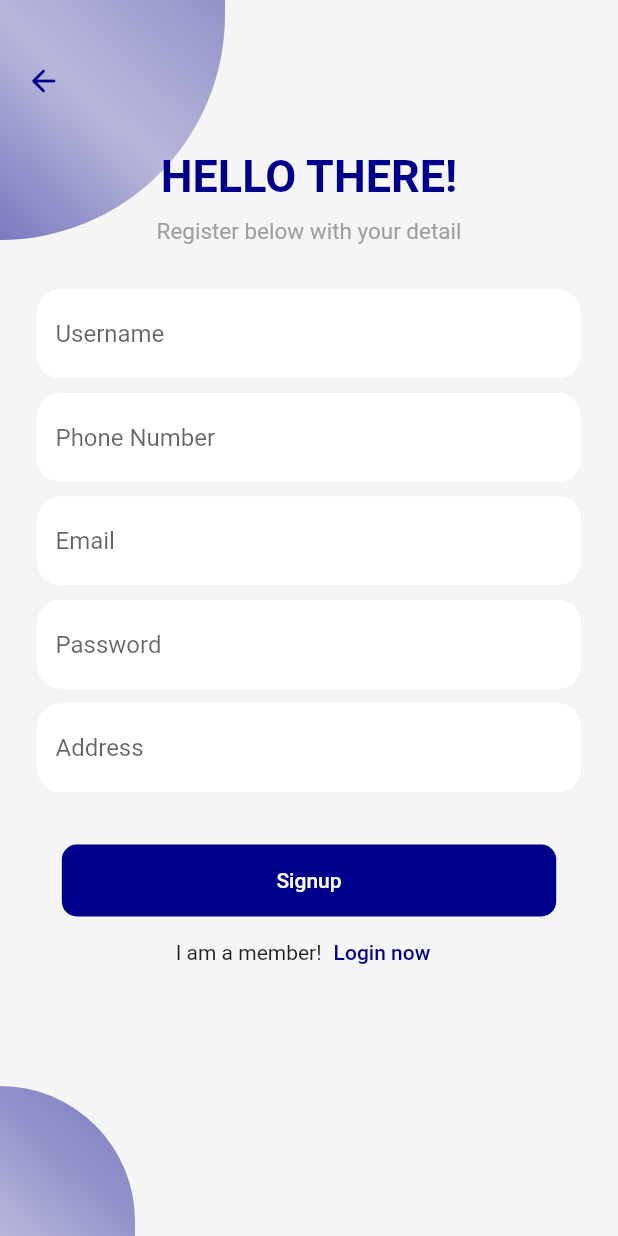
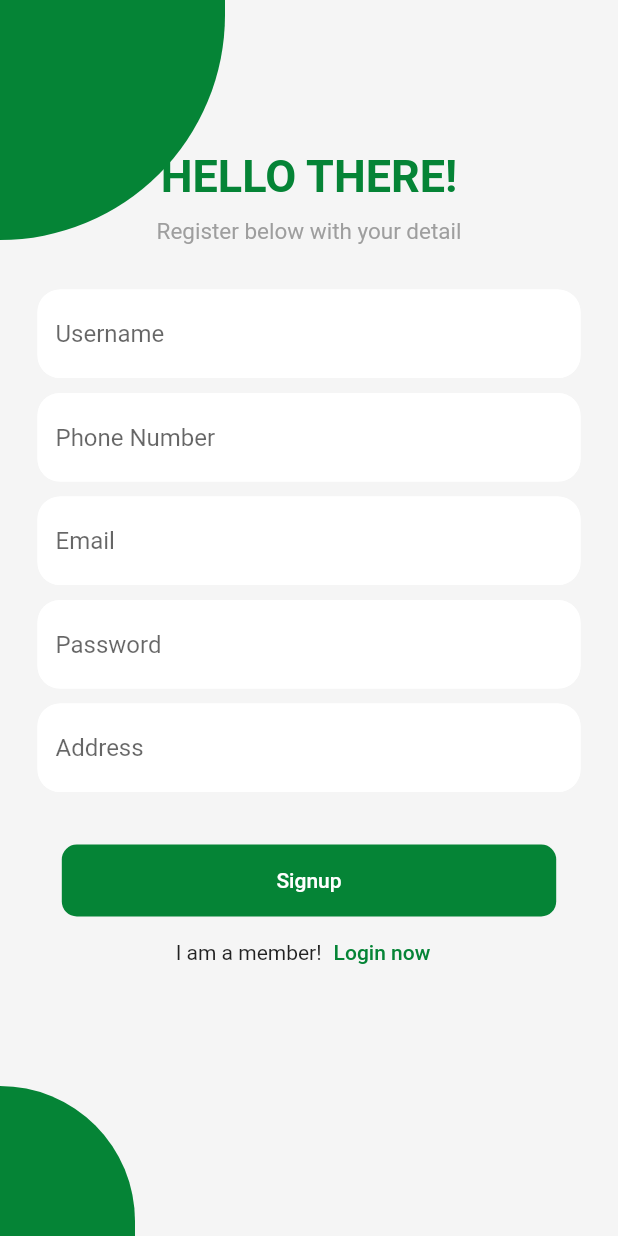
Before and after one commit to NawaF-Alfawaz/wpms-app, a Flutter app: the screen it shows after launch, after a tap on "SIGNUP", on a phone screen of 412 x 824 dp. Run offline on Flutter 3.47's test engine with Material 2 defaults, Android fonts, the light colour scheme and no system bars; our stand-ins replace cloud_firestore, firebase_auth, firebase_core, lottie; missing offline and left inert: another_stepper, webview_flutter_plus; accounts and stored records are empty.

Commit message:
Change colors

```diff
--- a/lib/components/app_drawer.dart
+++ b/lib/components/app_drawer.dart
@@ -16,7 +16,7 @@ class AppDrawer extends StatelessWidget {
         children: <Widget>[
           AppBar(
             elevation: 1,
-            backgroundColor: const Color.fromRGBO(0, 0, 139, 1),
+            backgroundColor: const Color.fromRGBO(5, 132, 54, 1),
             centerTitle: true,
             automaticallyImplyLeading: false, // back button: false
           ),
--- a/lib/components/background.dart
+++ b/lib/components/background.dart
@@ -27,9 +27,9 @@ class Background extends StatelessWidget {
                   begin: Alignment.topRight,
                   end: Alignment.bottomLeft,
                   colors: [
-                    Color.fromRGBO(0, 0, 139, 0.4),
-                    Color.fromRGBO(0, 0, 139, 0.25),
-                    Color.fromRGBO(0, 0, 139, 0.5),
+                    Color.fromRGBO(5, 132, 54, 1),
+                    Color.fromRGBO(5, 132, 54, 1),
+                    Color.fromRGBO(5, 132, 54, 1),
                   ],
                 )),
           ),
@@ -46,9 +46,9 @@ class Background extends StatelessWidget {
                   begin: Alignment.topRight,
                   end: Alignment.bottomLeft,
                   colors: [
-                    Color.fromRGBO(0, 0, 139, 0.5),
-                    Color.fromRGBO(0, 0, 139, 0.4),
-                    Color.fromRGBO(0, 0, 139, 0.25),
+                    Color.fromRGBO(5, 132, 54, 1),
+                    Color.fromRGBO(5, 132, 54, 1),
+                    Color.fromRGBO(5, 132, 54, 1),
                   ],
                 )),
           ),
--- a/lib/screens/customer_screen.dart
+++ b/lib/screens/customer_screen.dart
@@ -132,8 +132,8 @@ class _CustomerScreenState extends State<CustomerScreen> {
     return Scaffold(
       drawer: AppDrawer(),
       appBar: AppBar(
-        title: const Text('WPMS'),
-        backgroundColor: const Color.fromRGBO(0, 0, 139, 1),
+        title: const Text('Khobar E-Shopping'),
+        backgroundColor: const Color.fromRGBO(5, 132, 54, 1),
         elevation: 2,
       ),
       body: SingleChildScrollView(
@@ -147,7 +147,7 @@ class _CustomerScreenState extends State<CustomerScreen> {
                     "Track Your Shipment Now!",
                     style: TextStyle(
                         fontSize: 20,
-                        color: Color.fromRGBO(0, 0, 139, 1),
+                        color: Color.fromRGBO(5, 132, 54, 1),
                         fontWeight: FontWeight.bold),
                   )),
             ),
--- a/lib/screens/profile_screen.dart
+++ b/lib/screens/profile_screen.dart
@@ -90,7 +90,7 @@ class _ProfileScreenState extends State<ProfileScreen> {
       drawer: AppDrawer(),
       appBar: AppBar(
         title: const Text("Update Information"),
-        backgroundColor: const Color.fromRGBO(0, 0, 139, 1),
+        backgroundColor: const Color.fromRGBO(5, 132, 54, 1),
       ),
       body: Container(
         padding: const EdgeInsets.only(left: 15, top: 50, right: 15),
@@ -252,7 +252,7 @@ class _ProfileScreenState extends State<ProfileScreen> {
                     const SizedBox(height: 25),
                     RoundedButtonNew(
                       text: 'Save',
-                      color: const Color.fromRGBO(0, 0, 139, 1),
+                      color: const Color.fromRGBO(5, 132, 54, 1),
                       press: _submit,
                     ),
                   ],
--- a/lib/screens/registration_screen.dart
+++ b/lib/screens/registration_screen.dart
@@ -108,7 +108,7 @@ class _RegistrationScreenState extends State<RegistrationScreen> {
                     'HELLO THERE!',
                     style: Theme.of(context).textTheme.headlineLarge!.copyWith(
                         fontSize: 30,
-                        color: const Color.fromRGBO(0, 0, 139, 1),
+                        color: const Color.fromRGBO(5, 132, 54, 1),
                         fontWeight: FontWeight.bold),
                   ),
                   const SizedBox(height: 10),
@@ -145,7 +145,7 @@ class _RegistrationScreenState extends State<RegistrationScreen> {
                               ),
                               focusedBorder: OutlineInputBorder(
                                 borderSide: const BorderSide(
-                                    color: Color.fromRGBO(0, 0, 139, 1)),
+                                    color: Color.fromRGBO(5, 132, 54, 1)),
                                 borderRadius: BorderRadius.circular(15),
                               ),
                               errorBorder: OutlineInputBorder(
@@ -187,7 +187,7 @@ class _RegistrationScreenState extends State<RegistrationScreen> {
                               ),
                               focusedBorder: OutlineInputBorder(
                                 borderSide: const BorderSide(
-                                    color: Color.fromRGBO(0, 0, 139, 1)),
+                                    color: Color.fromRGBO(5, 132, 54, 1)),
                                 borderRadius: BorderRadius.circular(15),
                               ),
                               errorBorder: OutlineInputBorder(
@@ -229,7 +229,7 @@ class _RegistrationScreenState extends State<RegistrationScreen> {
                               ),
                               focusedBorder: OutlineInputBorder(
                                 borderSide: const BorderSide(
-                                    color: Color.fromRGBO(0, 0, 139, 1)),
+                                    color: Color.fromRGBO(5, 132, 54, 1)),
                                 borderRadius: BorderRadius.circular(15),
                               ),
                               errorBorder: OutlineInputBorder(
@@ -272,7 +272,7 @@ class _RegistrationScreenState extends State<RegistrationScreen> {
                               ),
                               focusedBorder: OutlineInputBorder(
                                 borderSide: const BorderSide(
-                                    color: Color.fromRGBO(0, 0, 139, 1)),
+                                    color: Color.fromRGBO(5, 132, 54, 1)),
                                 borderRadius: BorderRadius.circular(15),
                               ),
                               errorBorder: OutlineInputBorder(
@@ -314,7 +314,7 @@ class _RegistrationScreenState extends State<RegistrationScreen> {
                               ),
                               focusedBorder: OutlineInputBorder(
                                 borderSide: const BorderSide(
-                                    color: Color.fromRGBO(0, 0, 139, 1)),
+                                    color: Color.fromRGBO(5, 132, 54, 1)),
                                 borderRadius: BorderRadius.circular(15),
                               ),
                               errorBorder: OutlineInputBorder(
@@ -341,11 +341,11 @@ class _RegistrationScreenState extends State<RegistrationScreen> {
                         const SizedBox(height: 25),
                         if (isSigningUp)
                           const CircularProgressIndicator(
-                              color: Color.fromRGBO(0, 0, 139, 1)),
+                              color: Color.fromRGBO(5, 132, 54, 1)),
                         if (!isSigningUp)
                           RoundedButtonNew(
                             text: 'Signup',
-                            color: const Color.fromRGBO(0, 0, 139, 1),
+                            color: Color.fromRGBO(5, 132, 54, 1),
                             press: _submit,
                           ),
                         if (!isSigningUp)
@@ -357,7 +357,7 @@ class _RegistrationScreenState extends State<RegistrationScreen> {
                                 child: const Text(
                                   'Login now',
                                   style: TextStyle(
-                                      color: Color.fromRGBO(0, 0, 139, 1)),
+                                      color: Color.fromRGBO(5, 132, 54, 1)),
                                 ),
                                 onPressed: () => Navigator.of(context)
                                     .pushReplacementNamed(LoginScreen.id),
@@ -376,7 +376,7 @@ class _RegistrationScreenState extends State<RegistrationScreen> {
                 left: 5,
                 child: IconButton(
                   icon: const Icon(Icons.arrow_back_rounded),
-                  color: const Color.fromRGBO(0, 0, 139, 1),
+                  color: const Color.fromRGBO(5, 132, 54, 1),
                   onPressed: () {
                     FocusScope.of(context).unfocus();
                     Navigator.of(context).pop();
--- a/lib/screens/verify_email.dart
+++ b/lib/screens/verify_email.dart
@@ -26,7 +26,7 @@ class _VerifyEmailPageState extends State<VerifyEmailPage> {
 
   Timer? timer;
 
-  Color buttonColor = Color.fromRGBO(0, 0, 139, 1);
+  Color buttonColor = Color.fromRGBO(5, 132, 54, 1);
 
   @override
   void initState() {
@@ -85,7 +85,7 @@ class _VerifyEmailPageState extends State<VerifyEmailPage> {
                               .headlineLarge!
                               .copyWith(
                                   fontSize: 30,
-                                  color: const Color.fromRGBO(0, 0, 139, 1),
+                                  color: const Color.fromRGBO(5, 132, 54, 1),
                                   fontWeight: FontWeight.bold),
                         ),
                         const SizedBox(height: 10),
@@ -167,7 +167,7 @@ class _VerifyEmailPageState extends State<VerifyEmailPage> {
       await Future.delayed(const Duration(seconds: 5));
       setState(() {
         canResendEmail = true;
-        buttonColor = Color.fromRGBO(0, 0, 139, 1);
+        buttonColor = Color.fromRGBO(5, 132, 54, 1);
       });
     } on Exception catch (e) {
       var message = 'An error occurd!';
--- a/lib/screens/welcome_screen.dart
+++ b/lib/screens/welcome_screen.dart
@@ -71,24 +71,24 @@ class WelcomeScreen extends StatelessWidget {
           child: Column(
         mainAxisAlignment: MainAxisAlignment.center,
         children: <Widget>[
-          Align(
-            alignment: Alignment.bottomCenter,
-            //margin: const EdgeInsets.only(top: 80, bottom: 80),
-            child: Image.asset('assets/images/wpms.png'),
+          // Align(
+          //   alignment: Alignment.bottomCenter,
+          //   //margin: const EdgeInsets.only(top: 80, bottom: 80),
+          //   child: Image.asset('assets/images/wpms.png'),
+          // ),
+          const SizedBox(height: 110),
+          const Text(
+            'Welcome to                                    Khobar E-Shopping ',
+            textAlign: TextAlign.center,
+            style: TextStyle(
+                color: Color.fromRGBO(5, 132, 54, 1),
+                fontWeight: FontWeight.bold,
+                fontSize: 32),
           ),
           const SizedBox(height: 80),
-          const Text(
-            'Welcome to WPMS📦',
-            textAlign: TextAlign.center,
-            style: TextStyle(
-                color: Color.fromRGBO(0, 0, 139, 1),
-                fontWeight: FontWeight.bold,
-                fontSize: 25),
-          ),
-          const SizedBox(height: 50),
           RoundedButtonNew(
             text: 'LOGIN',
-            color: const Color.fromRGBO(0, 0, 139, 1),
+            color: const Color.fromRGBO(5, 132, 54, 1),
             press: () {
               Navigator.of(context).pushNamed(LoginScreen.id);
             },
@@ -96,7 +96,7 @@ class WelcomeScreen extends StatelessWidget {
           const SizedBox(height: 15),
           RoundedButtonNew(
             text: 'SIGNUP',
-            color: const Color.fromRGBO(0, 0, 139, 1),
+            color: const Color.fromRGBO(5, 132, 54, 1),
             press: () => Navigator.of(context).pushNamed(RegistrationScreen.id),
           ),
         ],
```
Also changed, not shown: lib/components/in_transit_path.dart (+5 -5 lines), lib/components/package_information.dart (+5 -5 lines), lib/constants.dart (+6 -4 lines), lib/screens/login_screen.dart (+7 -7 lines), pubspec.lock.
